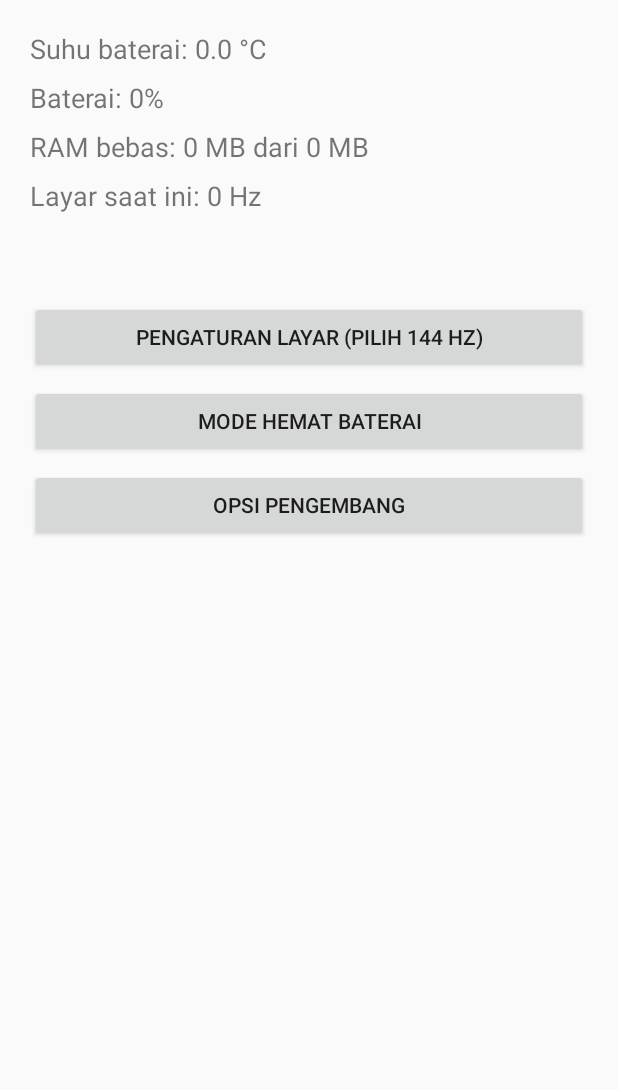
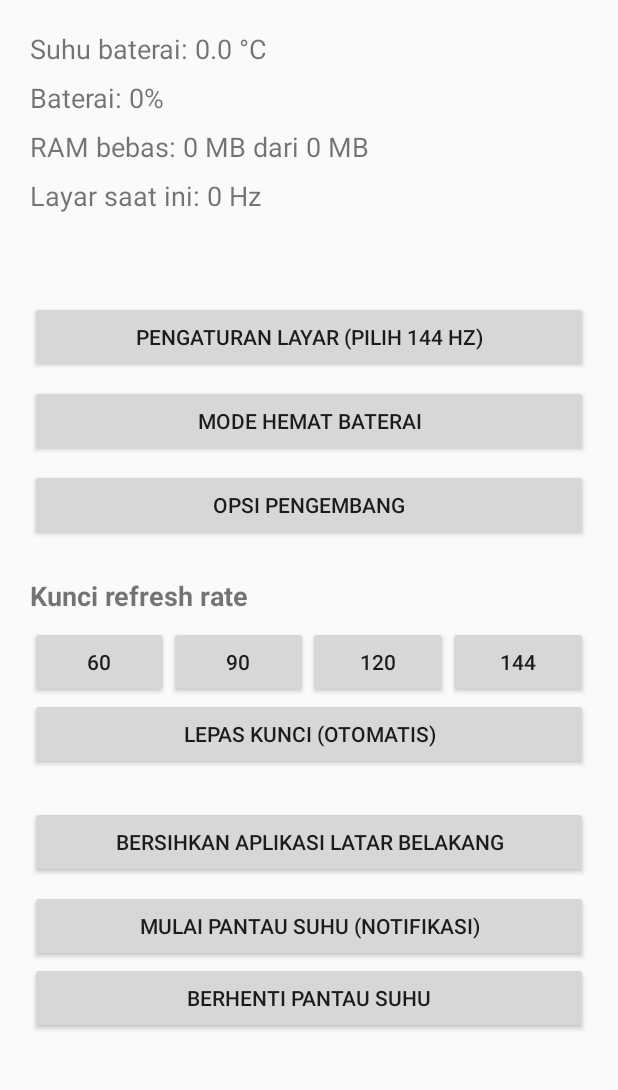
Before and after one commit to alzikri240923-ops/Antilag, an Android app: the screen it shows after launch (MainActivity), after a tap on "PENGATURAN LAYAR (PILIH 144 HZ)", on a phone screen of 412 x 824 dp, the part 87-1177 px from its top. Run offline under Robolectric (Android 15) with nearby library versions, the phone set to English and light mode, and no system bars; 1 statement that could not run was skipped.

Commit message:
Update GTBoost refresh rate and temperature monitor

```diff
--- a/app/src/main/java/com/gtboost/app/MainActivity.kt
+++ b/app/src/main/java/com/gtboost/app/MainActivity.kt
@@ -1,10 +1,15 @@
 package com.gtboost.app
 
+import android.Manifest
 import android.app.ActivityManager
 import android.content.Context
 import android.content.Intent
 import android.content.IntentFilter
+import android.content.pm.ApplicationInfo
+import android.content.pm.PackageManager
+import android.net.Uri
 import android.os.BatteryManager
+import android.os.Build
 import android.os.Bundle
 import android.os.Handler
 import android.os.Looper
@@ -13,6 +18,8 @@ import android.widget.Button
 import android.widget.TextView
 import android.widget.Toast
 import androidx.appcompat.app.AppCompatActivity
+import androidx.core.app.ActivityCompat
+import androidx.core.content.ContextCompat
 
 class MainActivity : AppCompatActivity() {
 
@@ -25,18 +32,29 @@ class MainActivity : AppCompatActivity() {
         }
     }
 
+    private fun klik(id: Int, aksi: () -> Unit) {
+        findViewById<Button>(id).setOnClickListener { aksi() }
+    }
+
     override fun onCreate(savedInstanceState: Bundle?) {
         super.onCreate(savedInstanceState)
         setContentView(R.layout.activity_main)
 
-        findViewById<Button>(R.id.btnLayar).setOnClickListener {
-            bukaPengaturan(Settings.ACTION_DISPLAY_SETTINGS)
-        }
-        findViewById<Button>(R.id.btnBaterai).setOnClickListener {
-            bukaPengaturan(Settings.ACTION_BATTERY_SAVER_SETTINGS)
-        }
-        findViewById<Button>(R.id.btnDev).setOnClickListener {
-            bukaPengaturan(Settings.ACTION_APPLICATION_DEVELOPMENT_SETTINGS)
+        klik(R.id.btnLayar) { bukaPengaturan(Settings.ACTION_DISPLAY_SETTINGS) }
+        klik(R.id.btnBaterai) { bukaPengaturan(Settings.ACTION_BATTERY_SAVER_SETTINGS) }
+        klik(R.id.btnDev) { bukaPengaturan(Settings.ACTION_APPLICATION_DEVELOPMENT_SETTINGS) }
+
+        klik(R.id.btn60) { kunciHz(60f) }
+        klik(R.id.btn90) { kunciHz(90f) }
+        klik(R.id.btn120) { kunciHz(120f) }
+        klik(R.id.btn144) { kunciHz(144f) }
+        klik(R.id.btnLepas) { lepasHz() }
+
+        klik(R.id.btnBersih) { bersihkan() }
+        klik(R.id.btnMulai) { mulaiPantau() }
+        klik(R.id.btnStop) {
+            stopService(Intent(this, TempService::class.java))
+            Toast.makeText(this, "Pemantau suhu dihentikan", Toast.LENGTH_SHORT).show()
         }
     }
 
@@ -56,6 +74,72 @@ class MainActivity : AppCompatActivity() {
         } catch (e: Exception) {
             Toast.makeText(this, "Pengaturan tidak bisa dibuka di HP ini", Toast.LENGTH_SHORT).show()
         }
+    }
+
+    private fun izinUbahSistem(): Boolean {
+        if (Settings.System.canWrite(this)) return true
+        Toast.makeText(this, "Izinkan GTBoost mengubah pengaturan sistem, lalu kembali", Toast.LENGTH_LONG).show()
+        startActivity(
+            Intent(Settings.ACTION_MANAGE_WRITE_SETTINGS, Uri.parse("package:$packageName"))
+        )
+        return false
+    }
+
+    private fun kunciHz(hz: Float) {
+        if (!izinUbahSistem()) return
+        try {
+            Settings.System.putFloat(contentResolver, "min_refresh_rate", hz)
+            Settings.System.putFloat(contentResolver, "peak_refresh_rate", hz)
+            Toast.makeText(this, "Diminta ${hz.toInt()} Hz. Cek angka layar.", Toast.LENGTH_SHORT).show()
+        } catch (e: Exception) {
+            Toast.makeText(this, "Gagal mengubah: ${e.message}", Toast.LENGTH_LONG).show()
+        }
+    }
+
+    private fun lepasHz() {
+        if (!izinUbahSistem()) return
+        try {
+            Settings.System.putFloat(contentResolver, "min_refresh_rate", 0f)
+            Settings.System.putFloat(contentResolver, "peak_refresh_rate", 144f)
+            Toast.makeText(this, "Kunci dilepas (otomatis)", Toast.LENGTH_SHORT).show()
+        } catch (e: Exception) {
+            Toast.makeText(this, "Gagal mengubah: ${e.message}", Toast.LENGTH_LONG).show()
+        }
+    }
+
+    private fun ramBebasMb(): Long {
+        val am = getSystemService(Context.ACTIVITY_SERVICE) as ActivityManager
+        val info = ActivityManager.MemoryInfo()
+        am.getMemoryInfo(info)
+        return info.availMem / (1024 * 1024)
+    }
+
+    private fun bersihkan() {
+        val am = getSystemService(Context.ACTIVITY_SERVICE) as ActivityManager
+        val awal = ramBebasMb()
+        for (app in packageManager.getInstalledApplications(0)) {
+            val sistem = (app.flags and ApplicationInfo.FLAG_SYSTEM) != 0
+            if (!sistem && app.packageName != packageName) {
+                am.killBackgroundProcesses(app.packageName)
+            }
+        }
+        handler.postDelayed({
+            val selisih = ramBebasMb() - awal
+            Toast.makeText(this, "Selesai. RAM bertambah sekitar $selisih MB", Toast.LENGTH_LONG).show()
+        }, 1500)
+    }
+
+    private fun mulaiPantau() {
+        if (Build.VERSION.SDK_INT >= 33 &&
+            ContextCompat.checkSelfPermission(this, Manifest.permission.POST_NOTIFICATIONS)
+            != PackageManager.PERMISSION_GRANTED
+        ) {
+            ActivityCompat.requestPermissions(this, arrayOf(Manifest.permission.POST_NOTIFICATIONS), 1)
+            Toast.makeText(this, "Izinkan notifikasi, lalu tekan Mulai lagi", Toast.LENGTH_LONG).show()
+            return
+        }
+        ContextCompat.startForegroundService(this, Intent(this, TempService::class.java))
+        Toast.makeText(this, "Pemantau suhu aktif", Toast.LENGTH_SHORT).show()
     }
 
     private fun perbarui() {
--- a/app/src/main/res/layout/activity_main.xml
+++ b/app/src/main/res/layout/activity_main.xml
@@ -74,5 +74,75 @@
             android:layout_marginTop="8dp"
             android:text="Opsi pengembang" />
 
+
+        <TextView
+            android:layout_width="wrap_content"
+            android:layout_height="wrap_content"
+            android:layout_marginTop="24dp"
+            android:text="Kunci refresh rate"
+            android:textSize="18sp"
+            android:textStyle="bold" />
+
+        <LinearLayout
+            android:layout_width="match_parent"
+            android:layout_height="wrap_content"
+            android:layout_marginTop="8dp"
+            android:orientation="horizontal">
+
+            <Button
+                android:id="@+id/btn60"
+                android:layout_width="0dp"
+                android:layout_height="wrap_content"
+                android:layout_weight="1"
+                android:text="60" />
+
+            <Button
+                android:id="@+id/btn90"
+                android:layout_width="0dp"
+                android:layout_height="wrap_content"
+                android:layout_weight="1"
+                android:text="90" />
+
+            <Button
+                android:id="@+id/btn120"
+                android:layout_width="0dp"
+                android:layout_height="wrap_content"
+                android:layout_weight="1"
+                android:text="120" />
+
+            <Button
+                android:id="@+id/btn144"
+                android:layout_width="0dp"
+                android:layout_height="wrap_content"
+                android:layout_weight="1"
+                android:text="144" />
+        </LinearLayout>
+
+        <Button
+            android:id="@+id/btnLepas"
+            android:layout_width="match_parent"
+            android:layout_height="wrap_content"
+            android:text="Lepas kunci (otomatis)" />
+
+        <Button
+            android:id="@+id/btnBersih"
+            android:layout_width="match_parent"
+            android:layout_height="wrap_content"
+            android:layout_marginTop="24dp"
+            android:text="Bersihkan aplikasi latar belakang" />
+
+        <Button
+            android:id="@+id/btnMulai"
+            android:layout_width="match_parent"
+            android:layout_height="wrap_content"
+            android:layout_marginTop="8dp"
+            android:text="Mulai pantau suhu (notifikasi)" />
+
+        <Button
+            android:id="@+id/btnStop"
+            android:layout_width="match_parent"
+            android:layout_height="wrap_content"
+            android:text="Berhenti pantau suhu" />
+
     </LinearLayout>
 </ScrollView>
```
Also changed, not shown: app/src/main/AndroidManifest.xml (+18 -1 lines), app/src/main/java/com/gtboost/app/TempService.kt (added, +85 -0 lines).
